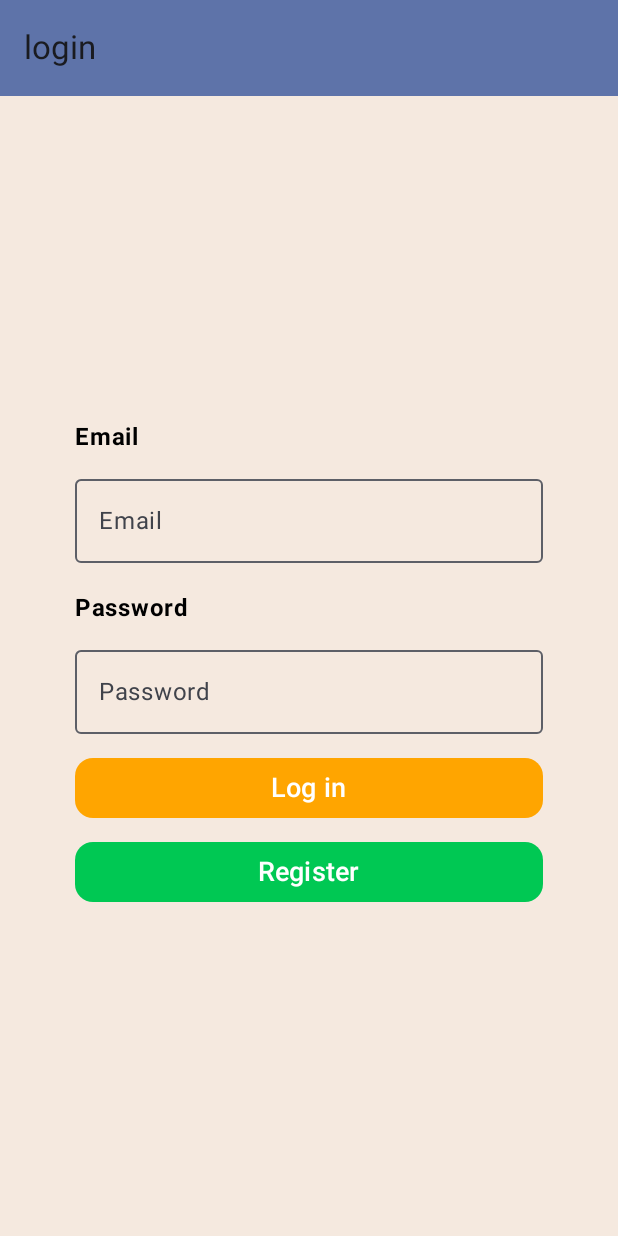
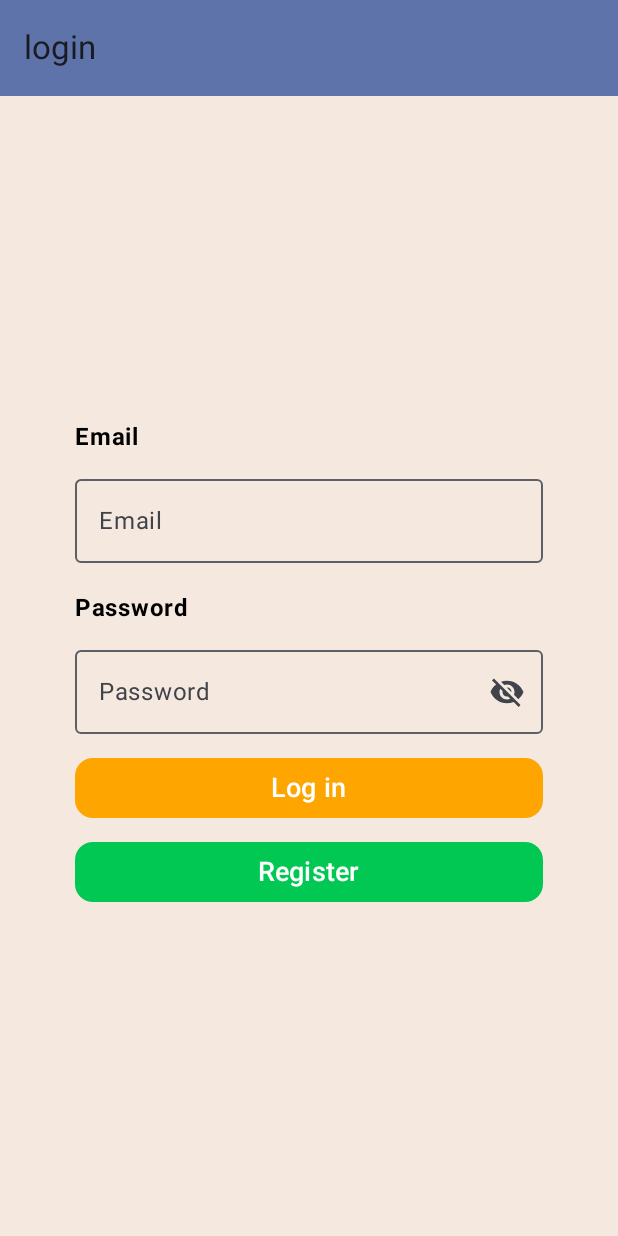
Before and after one commit to Isabella0334/HelpQuestProject, an Android app built with Jetpack Compose: the screen it shows after launch (MainActivity), on a phone screen of 412 x 824 dp. Run offline under Robolectric (Android 15) with nearby library versions, the phone set to English and light mode, and no system bars; our stand-ins replace Firebase (no records; nobody signed in at launch, a user with empty details on screens opened directly); libraries missing offline, so code that uses them is left out: org.osmdroid.config; 1 statement that could not run was skipped.

Commit message:
Feat: Hide and see password on login

```diff
--- a/app/build.gradle.kts
+++ b/app/build.gradle.kts
@@ -90,6 +90,7 @@ dependencies {
     // TODO: Add the dependencies for Firebase products you want to use
     // When using the BoM, don't specify versions in Firebase dependencies
     implementation(libs.firebase.analytics)
+    implementation(libs.androidx.material.icons.extended)  // O la última versión estable de Compose
     // Add the dependencies for any other desired Firebase products
     // https://firebase.google.com/docs/android/setup#available-libraries
     //implementation 'com.google.android.gms:play-services-maps:18.1.0' // SDK DE GOOGLEMAPS
--- a/app/src/main/java/com/example/helpquest/LogIn.kt
+++ b/app/src/main/java/com/example/helpquest/LogIn.kt
@@ -4,6 +4,7 @@ import androidx.compose.foundation.shape.RoundedCornerShape
 import androidx.compose.foundation.text.KeyboardOptions
 import androidx.compose.material3.Button
 import androidx.compose.material3.ButtonDefaults
+import androidx.compose.material3.IconButton
 import androidx.compose.material3.OutlinedTextField
 import androidx.compose.material3.Snackbar
 import androidx.compose.material3.SnackbarHost
@@ -19,9 +20,15 @@ import androidx.compose.ui.text.input.PasswordVisualTransformation
 import androidx.compose.ui.unit.dp
 import androidx.compose.ui.unit.sp
 import androidx.compose.ui.text.font.FontWeight
+import androidx.compose.ui.text.input.VisualTransformation
 import androidx.navigation.NavHostController
 import com.example.helpquest.R
 import com.google.firebase.auth.FirebaseAuth
+import androidx.compose.material.icons.Icons
+import androidx.compose.material.icons.filled.Visibility
+import androidx.compose.material.icons.filled.VisibilityOff
+import androidx.compose.material3.Icon
+
 
 @Composable
 fun LoginScreen(modifier: Modifier = Modifier, navController: NavHostController) {
@@ -30,6 +37,7 @@ fun LoginScreen(modifier: Modifier = Modifier, navController: NavHostController)
     var errorMessage by remember { mutableStateOf("") }  // Mensaje de error
     val auth = FirebaseAuth.getInstance()  // Instancia de FirebaseAuth
     val snackbarHostState = remember { SnackbarHostState() }  // Snackbar para mostrar errores
+    var isPasswordVisible by remember { mutableStateOf(false) }  // Estado para la visibilidad de la contraseña
 
     // Cuando errorMessage cambia, mostramos el Snackbar
     LaunchedEffect(errorMessage) {
@@ -82,9 +90,20 @@ fun LoginScreen(modifier: Modifier = Modifier, navController: NavHostController)
             value = password,
             onValueChange = { password = it },
             label = { Text(text = stringResource(id = R.string.password_label)) },
-            visualTransformation = PasswordVisualTransformation(),
+            visualTransformation = if (isPasswordVisible) VisualTransformation.None else PasswordVisualTransformation(),
             singleLine = true,
             keyboardOptions = KeyboardOptions(keyboardType = KeyboardType.Password),
+            trailingIcon = {
+                IconButton(onClick = { isPasswordVisible = !isPasswordVisible }) {
+                    Icon(
+                        imageVector = if (isPasswordVisible) Icons.Default.Visibility else Icons.Default.VisibilityOff,
+                        contentDescription = if (isPasswordVisible)
+                            stringResource(id = R.string.toggle_password_visibility_hide)
+                        else
+                            stringResource(id = R.string.toggle_password_visibility_show)
+                    )
+                }
+            },
             modifier = Modifier
                 .fillMaxWidth()
                 .padding(vertical = 8.dp),
--- a/app/src/main/res/values/strings.xml
+++ b/app/src/main/res/values/strings.xml
@@ -42,6 +42,8 @@
     <string name="password_label">Password</string>
     <string name="login_button_text">Log in</string>
     <string name="register_button_text">Register</string>
+    <string name="toggle_password_visibility_show">Mostrar contraseña</string>
+    <string name="toggle_password_visibility_hide">Ocultar contraseña</string>
 
     //String pantalla Feed.kt
     <string name="image_activity">Imagen de la actividad</string>
--- a/gradle/libs.versions.toml
+++ b/gradle/libs.versions.toml
@@ -12,6 +12,7 @@ lifecycleRuntimeKtx = "2.8.5"
 activityCompose = "1.9.2"
 composeBom = "2024.04.01"
 mapsCompose = "2.11.1"
+materialIconsExtended = "1.7.5"
 navigationRuntimeKtx = "2.8.2"
 navigationCompose = "2.8.2"
 firebaseAuthKtx = "23.1.0"
@@ -23,6 +24,7 @@ firebaseFirestoreKtx = "25.1.1"
 
 [libraries]
 androidx-core-ktx = { group = "androidx.core", name = "core-ktx", version.ref = "coreKtx" }
+androidx-material-icons-extended = { module = "androidx.compose.material:material-icons-extended", version.ref = "materialIconsExtended" }
 androidx-preference = { module = "androidx.preference:preference", version.ref = "preference" }
 coil-compose = { module = "io.coil-kt:coil-compose", version.ref = "coilCompose" }
 firebase-analytics = { module = "com.google.firebase:firebase-analytics" }
```
